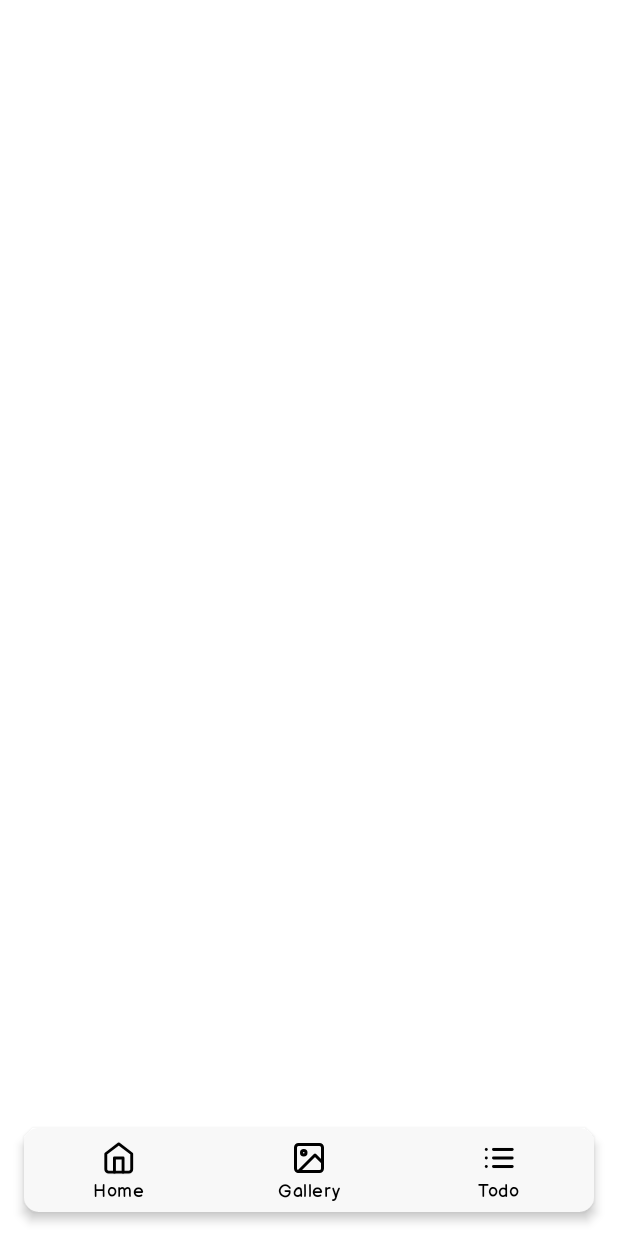
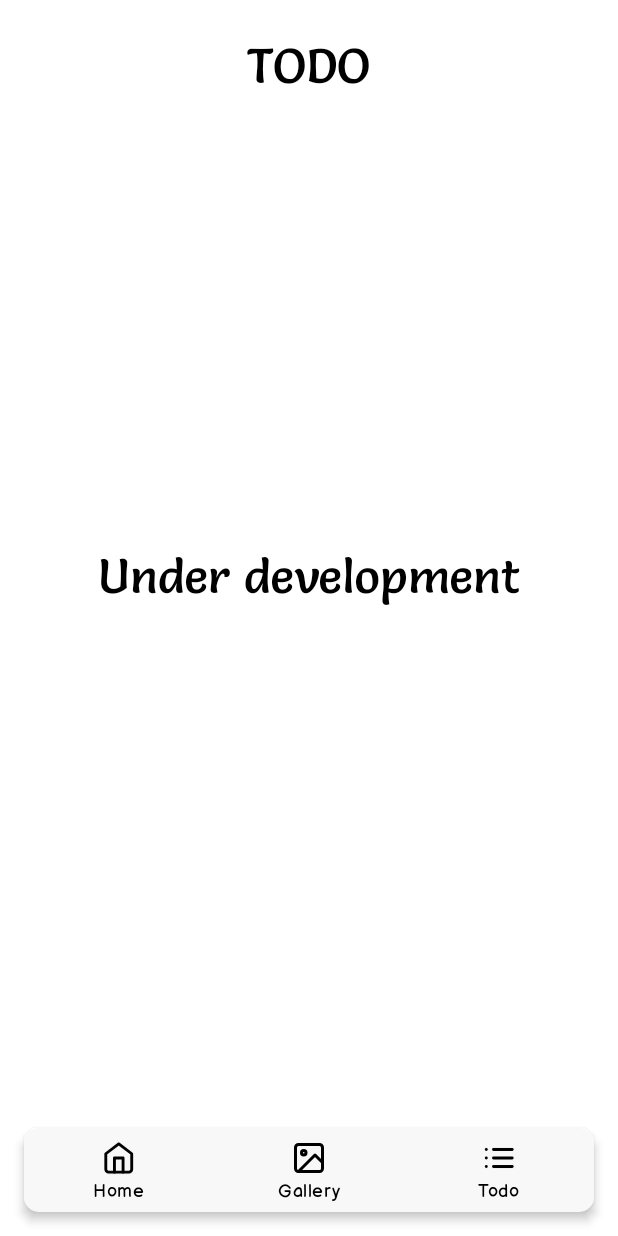
Before and after one commit to Manshal-Git/PRACTICAL-TEST, an Android app: the screen it shows after launch (MainActivity), item 3 of the bottom bar chosen, on a phone screen of 412 x 824 dp. Run offline under Robolectric (Android 15) with nearby library versions, the phone set to English and light mode, and no system bars.

Commit message:
TodoFragment.kt completed

```diff
--- a/app/src/main/java/com/example/prcaticaltest/ui/fragment/TodoFragment.kt
+++ b/app/src/main/java/com/example/prcaticaltest/ui/fragment/TodoFragment.kt
@@ -20,8 +20,8 @@ class TodoFragment : Fragment() {
         container: ViewGroup?,
         savedInstanceState: Bundle?
     ): View {
-        binding =
-            FragmentTodoBinding.bind(layoutInflater.inflate(R.layout.fragment_todo, null, false))
+        binding = FragmentTodoBinding.bind(layoutInflater.inflate(R.layout.fragment_todo, null, false))
+        binding.toolbar.tvTitle.text = getString(R.string.todoCaps)
         return binding.root
     }
 
--- a/app/src/main/res/layout/fragment_todo.xml
+++ b/app/src/main/res/layout/fragment_todo.xml
@@ -1,20 +1,23 @@
 <?xml version="1.0" encoding="utf-8"?>
-<androidx.constraintlayout.widget.ConstraintLayout
+<FrameLayout
     xmlns:android="http://schemas.android.com/apk/res/android"
-    xmlns:app="http://schemas.android.com/apk/res-auto"
     android:layout_width="match_parent"
     android:layout_height="match_parent">
 
-    <TextView
+    <include layout="@layout/toolbar_layout"
+        android:id="@+id/toolbar"
         android:layout_width="match_parent"
         android:layout_height="wrap_content"
-        android:layout_marginStart="8dp"
-        android:layout_marginTop="8dp"
-        android:layout_marginEnd="8dp"
-        android:textAlignment="center"
-        android:textSize="20sp"
-        app:layout_constraintBottom_toBottomOf="parent"
-        app:layout_constraintEnd_toEndOf="parent"
-        app:layout_constraintStart_toStartOf="parent"
-        app:layout_constraintTop_toTopOf="parent" />
-</androidx.constraintlayout.widget.ConstraintLayout>
+        android:layout_marginVertical="24dp"
+        />
+
+    <TextView
+        android:layout_width="wrap_content"
+        android:layout_height="wrap_content"
+        android:text="@string/under_devel"
+        android:textSize="@dimen/screen_title"
+        android:fontFamily="@font/salsa_regular"
+        android:textColor="@color/black"
+        android:layout_gravity="center"
+        />
+</FrameLayout>
--- a/app/src/main/res/values/strings.xml
+++ b/app/src/main/res/values/strings.xml
@@ -14,5 +14,6 @@ Under development
     <string name="productlist">Product List</string>
     <string name="no_products_found">No products found</string>
     <string name="no_photos_found">No photos found</string>
+    <string name="todoCaps">TODO</string>
 
 </resources>
```
